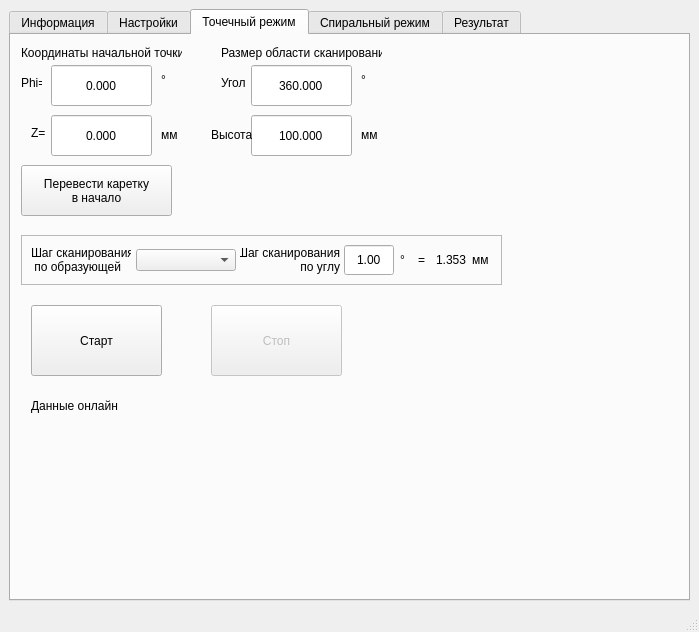
BuslaySt/Rotor, file rotor_ui_v2.3.ui: the form before one commit.
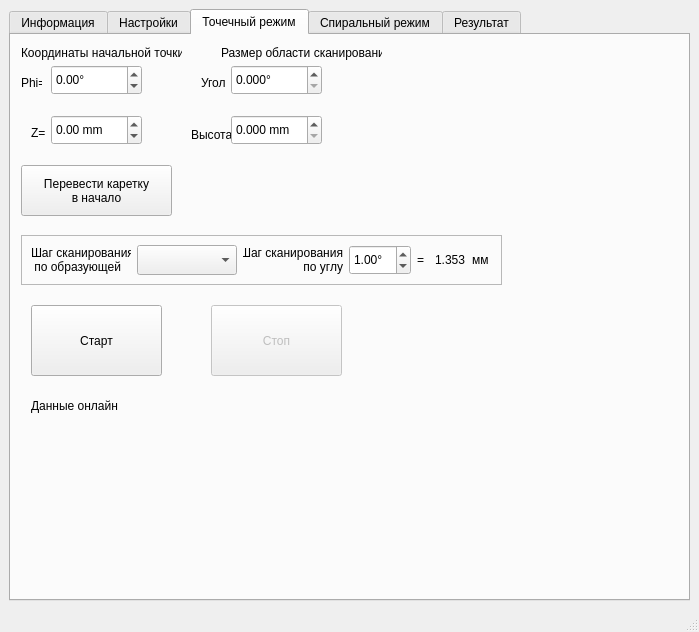
The form after the commit. The open tabs and pages were chosen to show the change. Icons and pictures are not drawn.

What changed in the file:
```diff
--- a/rotor_ui_v2.3.ui
+++ b/rotor_ui_v2.3.ui
@@ -974,7 +974,7 @@
            <property name="minimumSize">
             <size>
              <width>100</width>
-             <height>0</height>
+             <height>30</height>
             </size>
            </property>
            <property name="currentText">
@@ -1015,24 +1015,21 @@
           </widget>
          </item>
          <item>
-          <widget class="QLineEdit" name="lEd_ScanStepAngle">
+          <widget class="QDoubleSpinBox" name="dSpBox_ScanStepAngle">
            <property name="minimumSize">
             <size>
-             <width>50</width>
+             <width>60</width>
              <height>30</height>
             </size>
            </property>
-           <property name="maximumSize">
-            <size>
-             <width>50</width>
-             <height>16777215</height>
-            </size>
+           <property name="suffix">
+            <string>°</string>
            </property>
-           <property name="text">
-            <string>1.00</string>
+           <property name="maximum">
+            <double>10.000000000000000</double>
            </property>
-           <property name="alignment">
-            <set>Qt::AlignCenter</set>
+           <property name="value">
+            <double>1.000000000000000</double>
            </property>
           </widget>
          </item>
@@ -1046,7 +1043,7 @@
            </property>
            <property name="minimumSize">
             <size>
-             <width>30</width>
+             <width>10</width>
              <height>0</height>
             </size>
            </property>
@@ -1057,7 +1054,7 @@
             </size>
            </property>
            <property name="text">
-            <string>°    =</string>
+            <string>=</string>
            </property>
            <property name="alignment">
             <set>Qt::AlignLeading|Qt::AlignLeft|Qt::AlignVCenter</set>
@@ -1116,22 +1113,6 @@
          </item>
         </layout>
        </widget>
-       <widget class="QLineEdit" name="lEd_Pos_Z">
-        <property name="geometry">
-         <rect>
-          <x>40</x>
-          <y>80</y>
-          <width>101</width>
-          <height>41</height>
-         </rect>
-        </property>
-        <property name="text">
-         <string>0.000</string>
-        </property>
-        <property name="alignment">
-         <set>Qt::AlignCenter</set>
-        </property>
-       </widget>
        <widget class="QPushButton" name="pBtn_Position">
         <property name="geometry">
          <rect>
@@ -1162,22 +1143,6 @@
          <string>Стоп</string>
         </property>
        </widget>
-       <widget class="QLineEdit" name="lEd_Pos_PHI">
-        <property name="geometry">
-         <rect>
-          <x>40</x>
-          <y>30</y>
-          <width>101</width>
-          <height>41</height>
-         </rect>
-        </property>
-        <property name="text">
-         <string>0.000</string>
-        </property>
-        <property name="alignment">
-         <set>Qt::AlignCenter</set>
-        </property>
-       </widget>
        <widget class="QLabel" name="lbl_coord">
         <property name="geometry">
          <rect>
@@ -1230,48 +1195,10 @@
          <string>Размер области сканирования:</string>
         </property>
        </widget>
-       <widget class="QLineEdit" name="lEd_Range_PHI">
-        <property name="enabled">
-         <bool>true</bool>
-        </property>
-        <property name="geometry">
-         <rect>
-          <x>240</x>
-          <y>30</y>
-          <width>101</width>
-          <height>41</height>
-         </rect>
-        </property>
-        <property name="text">
-         <string>360.000</string>
-        </property>
-        <property name="alignment">
-         <set>Qt::AlignCenter</set>
-        </property>
-       </widget>
-       <widget class="QLineEdit" name="lEd_Range_Z">
-        <property name="enabled">
-         <bool>true</bool>
-        </property>
-        <property name="geometry">
-         <rect>
-          <x>240</x>
-          <y>80</y>
-          <width>101</width>
-          <height>41</height>
-         </rect>
-        </property>
-        <property name="text">
-         <string>100.000</string>
-        </property>
-        <property name="alignment">
-         <set>Qt::AlignCenter</set>
-        </property>
-       </widget>
        <widget class="QLabel" name="lbl_Range_PHI">
         <property name="geometry">
          <rect>
-          <x>210</x>
+          <x>190</x>
           <y>40</y>
           <width>31</width>
           <height>16</height>
@@ -1284,7 +1211,7 @@
        <widget class="QLabel" name="lbl_Range_Z">
         <property name="geometry">
          <rect>
-          <x>200</x>
+          <x>180</x>
           <y>90</y>
           <width>41</width>
           <height>20</height>
@@ -1294,88 +1221,6 @@
          <string>Высота</string>
         </property>
        </widget>
-       <widget class="QLabel" name="tab3_lbl_degree">
-        <property name="geometry">
-         <rect>
-          <x>350</x>
-          <y>30</y>
-          <width>15</width>
-          <height>30</height>
-         </rect>
-        </property>
-        <property name="minimumSize">
-         <size>
-          <width>15</width>
-          <height>0</height>
-         </size>
-        </property>
-        <property name="maximumSize">
-         <size>
-          <width>15</width>
-          <height>16777215</height>
-         </size>
-        </property>
-        <property name="text">
-         <string>°</string>
-        </property>
-        <property name="alignment">
-         <set>Qt::AlignLeading|Qt::AlignLeft|Qt::AlignVCenter</set>
-        </property>
-       </widget>
-       <widget class="QLabel" name="lbl_tab3_mm1">
-        <property name="geometry">
-         <rect>
-          <x>350</x>
-          <y>90</y>
-          <width>21</width>
-          <height>20</height>
-         </rect>
-        </property>
-        <property name="text">
-         <string>мм</string>
-        </property>
-       </widget>
-       <widget class="QLabel" name="lbl_tab3_mm1_2">
-        <property name="geometry">
-         <rect>
-          <x>150</x>
-          <y>90</y>
-          <width>21</width>
-          <height>20</height>
-         </rect>
-        </property>
-        <property name="text">
-         <string>мм</string>
-        </property>
-       </widget>
-       <widget class="QLabel" name="tab3_lbl_degree_2">
-        <property name="geometry">
-         <rect>
-          <x>150</x>
-          <y>30</y>
-          <width>15</width>
-          <height>30</height>
-         </rect>
-        </property>
-        <property name="minimumSize">
-         <size>
-          <width>15</width>
-          <height>0</height>
-         </size>
-        </property>
-        <property name="maximumSize">
-         <size>
-          <width>15</width>
-          <height>16777215</height>
-         </size>
-        </property>
-        <property name="text">
-         <string>°</string>
-        </property>
-        <property name="alignment">
-         <set>Qt::AlignLeading|Qt::AlignLeft|Qt::AlignVCenter</set>
-        </property>
-       </widget>
        <widget class="QLabel" name="lbl_Data">
         <property name="geometry">
          <rect>
@@ -1389,6 +1234,79 @@
          <string>Данные онлайн</string>
         </property>
        </widget>
+       <widget class="QDoubleSpinBox" name="dSpBox_Range_Z">
+        <property name="geometry">
+         <rect>
+          <x>220</x>
+          <y>80</y>
+          <width>91</width>
+          <height>30</height>
+         </rect>
+        </property>
+        <property name="suffix">
+         <string> mm</string>
+        </property>
+        <property name="decimals">
+         <number>3</number>
+        </property>
+        <property name="maximum">
+         <double>300.000000000000000</double>
+        </property>
+       </widget>
+       <widget class="QDoubleSpinBox" name="dSpBox_Range_PHI">
+        <property name="geometry">
+         <rect>
+          <x>220</x>
+          <y>30</y>
+          <width>91</width>
+          <height>30</height>
+         </rect>
+        </property>
+        <property name="suffix">
+         <string>°</string>
+        </property>
+        <property name="decimals">
+         <number>3</number>
+        </property>
+        <property name="maximum">
+         <double>360.000000000000000</double>
+        </property>
+       </widget>
+       <widget class="QDoubleSpinBox" name="dSpBox_Pos_PHI">
+        <property name="geometry">
+         <rect>
+          <x>40</x>
+          <y>30</y>
+          <width>91</width>
+          <height>30</height>
+         </rect>
+        </property>
+        <property name="suffix">
+         <string>°</string>
+        </property>
+        <property name="minimum">
+         <double>-360.000000000000000</double>
+        </property>
+        <property name="maximum">
+         <double>360.000000000000000</double>
+        </property>
+       </widget>
+       <widget class="QDoubleSpinBox" name="dSpBox_Pos_Z">
+        <property name="geometry">
+         <rect>
+          <x>40</x>
+          <y>80</y>
+          <width>91</width>
+          <height>30</height>
+         </rect>
+        </property>
+        <property name="suffix">
+         <string> mm</string>
+        </property>
+        <property name="minimum">
+         <double>-300.000000000000000</double>
+        </property>
+       </widget>
       </widget>
       <widget class="QWidget" name="tab4_fast">
        <property name="enabled">
```
Left out of the diff: 6 changed lines with no effect on the pictures.
